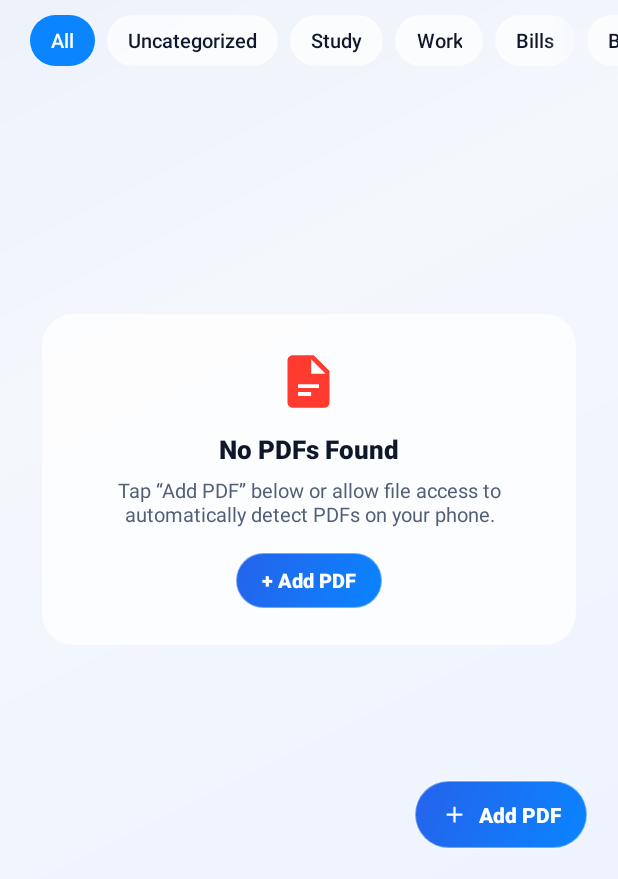
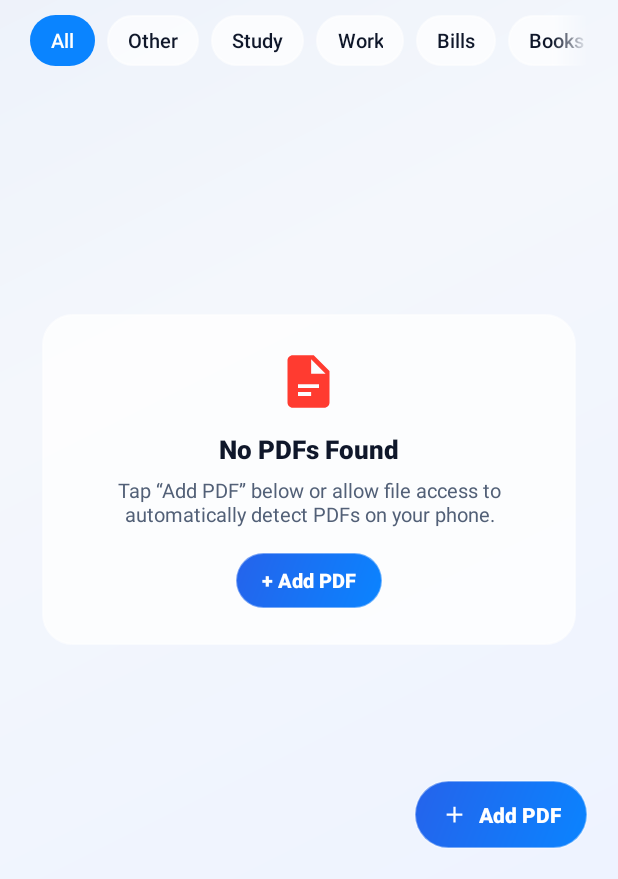
Before and after one commit to BeginnerAman/LumePDF, an Android app: the screen it shows after launch (MainActivity), on a phone screen of 412 x 824 dp, the part 357-1236 px from its top. Run offline under Robolectric (Android 15) with nearby library versions, the phone set to English and light mode, and no system bars; 1 statement that could not run was skipped.

Commit message:
v1.2.2: Fix category chip fade glitch and shorten Uncategorized to Other

```diff
--- a/app/build.gradle.kts
+++ b/app/build.gradle.kts
@@ -11,8 +11,8 @@ android {
         applicationId = "com.lumepdf.app"
         minSdk = 24
         targetSdk = 35
-        versionCode = 4
-        versionName = "1.2.1"
+        versionCode = 5
+        versionName = "1.2.2"
     }
 
     buildTypes {
--- a/app/src/main/java/com/lumepdf/app/MainActivity.kt
+++ b/app/src/main/java/com/lumepdf/app/MainActivity.kt
@@ -158,7 +158,7 @@ class MainActivity : AppCompatActivity() {
                     GlassDialogs.showDeleteConfirmDialog(
                         context = this,
                         title = "Delete Category?",
-                        body = "Remove “$catName”? PDFs inside it will become Uncategorized."
+                        body = "Remove “$catName”? PDFs inside it will move to Other."
                     ) {
                         store.deleteCategory(catName)
                         if (selectedCategory.equals(catName, ignoreCase = true)) {
@@ -695,7 +695,7 @@ class MainActivity : AppCompatActivity() {
 
     companion object {
         private const val ALL_CATEGORY = "All"
-        private const val UNCATEGORIZED_CATEGORY = "Uncategorized"
+        private const val UNCATEGORIZED_CATEGORY = "Other"
         private const val STATE_CATEGORY = "state_category"
         private const val STATE_SEARCH = "state_search"
     }
--- a/app/src/main/java/com/lumepdf/app/ui/GlassDialogs.kt
+++ b/app/src/main/java/com/lumepdf/app/ui/GlassDialogs.kt
@@ -116,7 +116,7 @@ object GlassDialogs {
         val dialog = createGlassDialog(context, binding.root)
         binding.tvDialogTitle.text = item.displayName
         binding.tvDialogSubtitle.visibility = View.VISIBLE
-        binding.tvDialogSubtitle.text = currentCategory?.let { "Category: $it" } ?: "Uncategorized"
+        binding.tvDialogSubtitle.text = currentCategory?.let { "Category: $it" } ?: "Other"
 
         addOptionRow(context, binding.listContainer, "Open & Read") {
             dialog.dismiss()
@@ -235,7 +235,7 @@ object GlassDialogs {
                     fun bind(pdf: PdfItem) {
                         itemBinding.tvPickName.text = pdf.displayName
                         val existingCat = categoryMap[pdf.key]
-                        val catLabel = existingCat ?: "Uncategorized"
+                        val catLabel = existingCat ?: "Other"
                         val sizeStr = PdfFormatters.formatSize(pdf.sizeBytes)
                         itemBinding.tvPickMeta.text = "$catLabel • $sizeStr"
 
--- a/app/src/main/res/layout-land/activity_main.xml
+++ b/app/src/main/res/layout-land/activity_main.xml
@@ -242,10 +242,9 @@
             android:id="@+id/rvCategories"
             android:layout_width="match_parent"
             android:layout_height="wrap_content"
-            android:clipToPadding="false"
-            android:fadingEdgeLength="28dp"
-            android:paddingHorizontal="20dp"
-            android:paddingBottom="8dp"
+            android:layout_marginHorizontal="20dp"
+            android:layout_marginBottom="8dp"
+            android:fadingEdgeLength="24dp"
             android:requiresFadingEdge="horizontal" />
 
         <!-- PDF Grid/List -->
--- a/app/src/main/res/layout/activity_main.xml
+++ b/app/src/main/res/layout/activity_main.xml
@@ -249,10 +249,9 @@
             android:id="@+id/rvCategories"
             android:layout_width="match_parent"
             android:layout_height="wrap_content"
-            android:clipToPadding="false"
-            android:fadingEdgeLength="28dp"
-            android:paddingHorizontal="20dp"
-            android:paddingBottom="10dp"
+            android:layout_marginHorizontal="20dp"
+            android:layout_marginBottom="10dp"
+            android:fadingEdgeLength="24dp"
             android:requiresFadingEdge="horizontal" />
 
         <!-- PDF List -->
--- a/app/src/main/res/values/strings.xml
+++ b/app/src/main/res/values/strings.xml
@@ -7,7 +7,7 @@
     <string name="select_label">Select</string>
     <string name="done_label">Done</string>
     <string name="all_category">All</string>
-    <string name="uncategorized">Uncategorized</string>
+    <string name="uncategorized">Other</string>
     <string name="new_category">+ New</string>
     <string name="sort_label">Sort</string>
     <string name="date_group_label">By Date</string>
```
